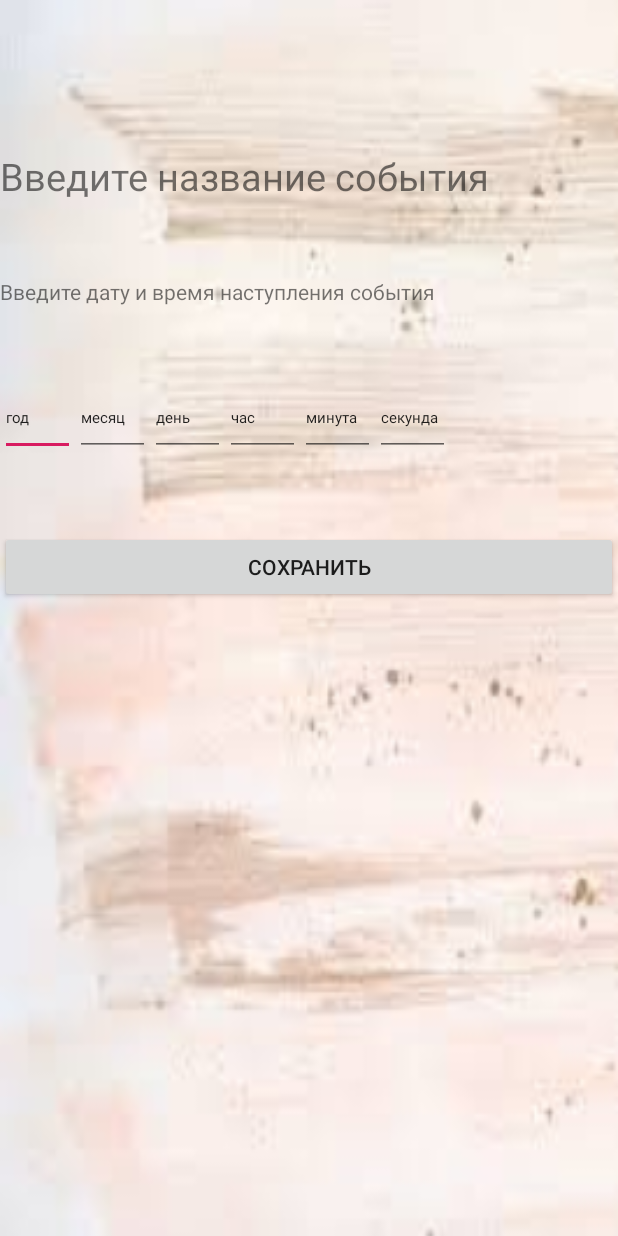
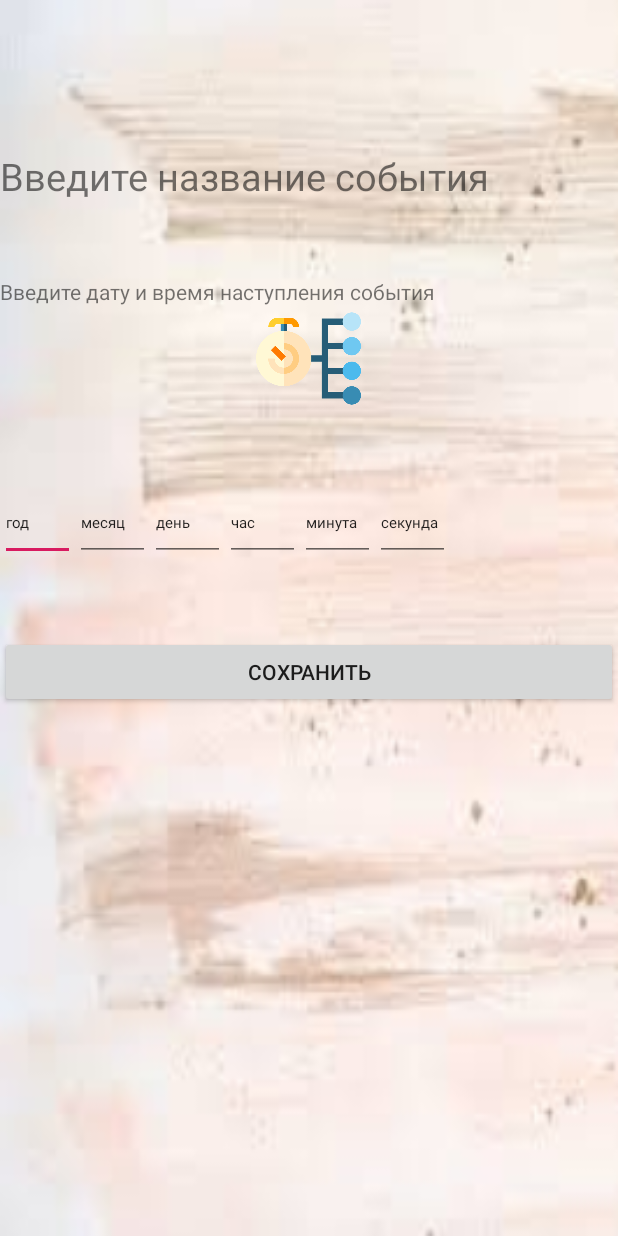
Before and after one commit to KsyushaDrebenchuk/countdown, an Android app: the screen it shows after launch (Main), on a phone screen of 412 x 824 dp. Run offline under Robolectric (Android 15) with nearby library versions, the phone set to English and light mode, and no system bars; our stand-ins replace AdMob.

Commit message:
Update main_layout.xml

```diff
--- a/app/src/main/res/layout/main_layout.xml
+++ b/app/src/main/res/layout/main_layout.xml
@@ -12,11 +12,13 @@
 
     </TextView>
 
+
     <TextView
         android:layout_width="match_parent"
         android:layout_height="wrap_content"
         android:text="@string/enter_event"
         android:textSize="25sp"/>
+
 
     <TextView
         android:layout_width="wrap_content"
@@ -28,6 +30,12 @@
         android:layout_width="match_parent"
         android:layout_height="wrap_content"
         android:text="@string/nter_date_and_time"/>
+
+    <ImageView
+        android:layout_width="70dp"
+        android:layout_height="70dp"
+        android:layout_gravity="center"
+        android:background="@drawable/schedule"/>
     <TextView
 
         android:layout_width="wrap_content"
```
